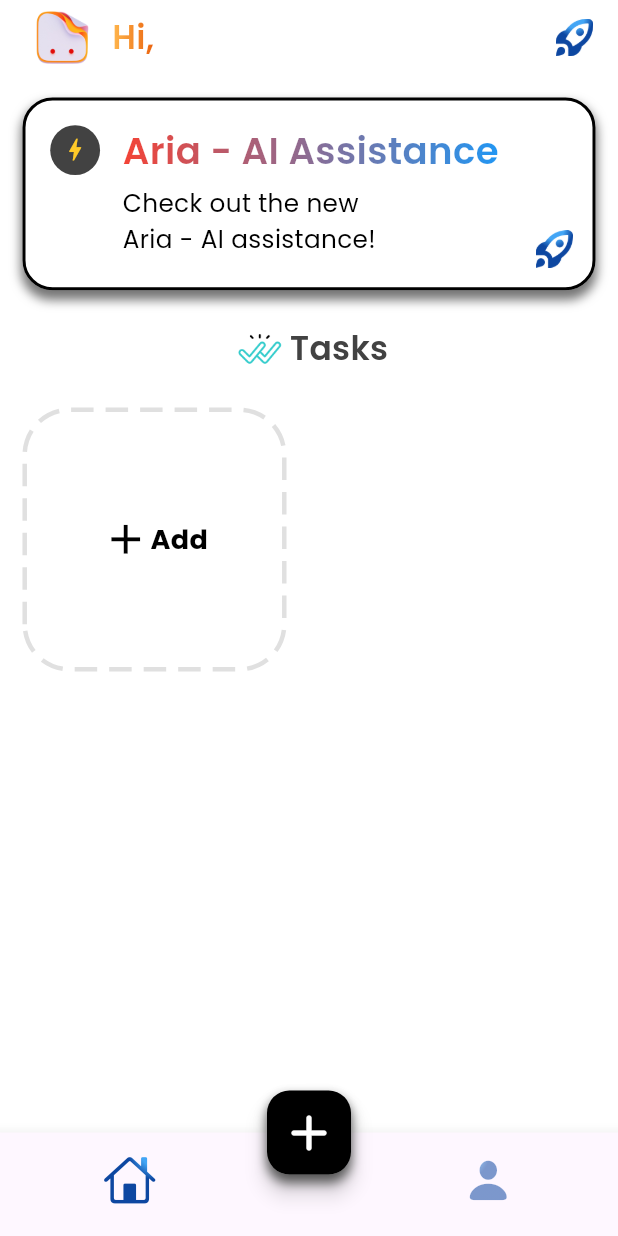
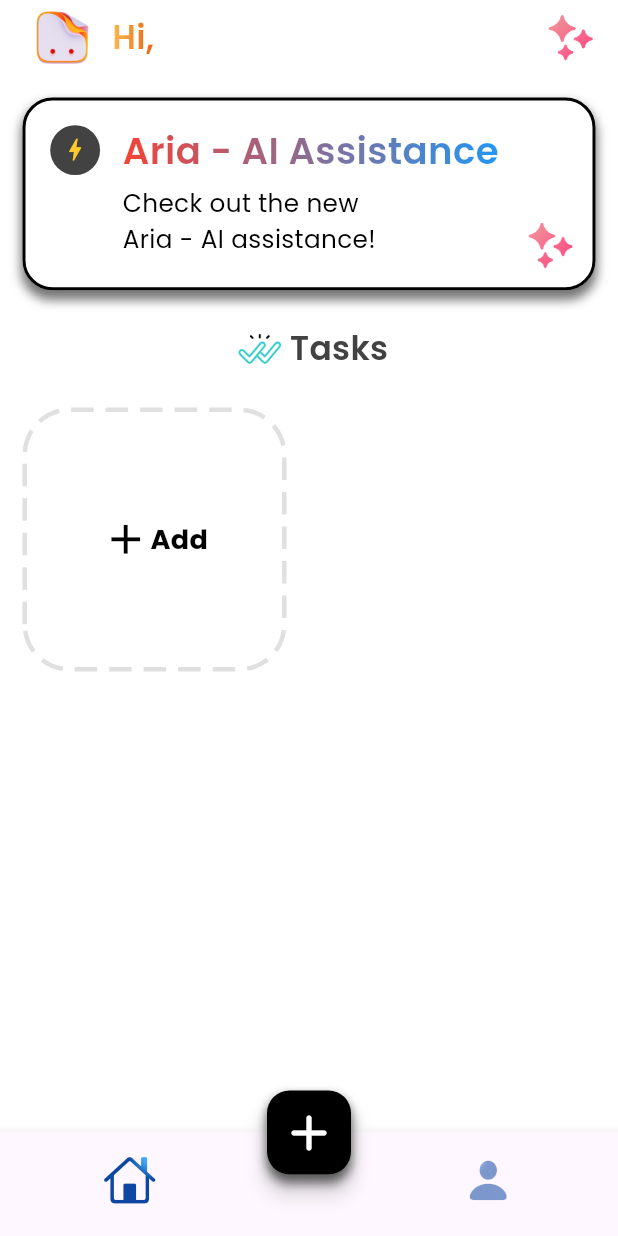
Before and after one commit to The-Naveen-Chandra/Taskify-Flutter, a Flutter app: the HomePage screen opened directly, on a phone screen of 412 x 824 dp. Run offline on Flutter 3.47's test engine with Material 3 defaults, Android fonts, the phone set to English and light mode, and no system bars; drawn by our look-alikes of dotted_border; our stand-ins replace bloc, cloud_firestore, dio, equatable, firebase_auth, firebase_core and 10 more; accounts and stored records are empty.

Commit message:
Changes: Logo changed

```diff
--- a/lib/app/modules/home/view.dart
+++ b/lib/app/modules/home/view.dart
@@ -120,17 +120,7 @@ class HomePage extends GetView<HomeController> {
                         ),
 
                         // AI assistance logo
-                        ShaderMask(
-                          blendMode: BlendMode.srcIn,
-                          shaderCallback: (Rect bounds) => RadialGradient(
-                            center: Alignment.topCenter,
-                            stops: const [.5, 1],
-                            colors: [
-                              Colors.blue.shade400,
-                              Colors.blue.shade900,
-                            ],
-                          ).createShader(bounds),
-                          child: GestureDetector(
+                        GestureDetector(
                           onTap: () {
                             Navigator.push(
                               context,
@@ -140,10 +130,9 @@ class HomePage extends GetView<HomeController> {
                             );
                           },
                           child: Image.asset(
-                              "assets/images/rocket-lunch.png",
-                              width: 25,
-                              height: 25,
-                            ),
+                            "assets/images/aria-ai.png",
+                            width: 30,
+                            height: 30,
                           ),
                         ),
                       ],
--- a/lib/app/modules/home/widgets/info_cards.dart
+++ b/lib/app/modules/home/widgets/info_cards.dart
@@ -159,17 +159,7 @@ class InfoCards extends StatelessWidget {
                         iconBottom,
                         color: Colors.white,
                       )
-                    : ShaderMask(
-                        blendMode: BlendMode.srcIn,
-                        shaderCallback: (Rect bounds) => RadialGradient(
-                          center: Alignment.topCenter,
-                          stops: const [.5, 1],
-                          colors: [
-                            Colors.blue.shade400,
-                            Colors.blue.shade900,
-                          ],
-                        ).createShader(bounds),
-                        child: GestureDetector(
+                    : GestureDetector(
                         onTap: () => Navigator.push(
                           context,
                           MaterialPageRoute(
@@ -177,10 +167,9 @@ class InfoCards extends StatelessWidget {
                           ),
                         ),
                         child: Image.asset(
-                            "assets/images/rocket-lunch.png",
-                            width: 25,
-                            height: 25,
-                          ),
+                          "assets/images/aria-ai.png",
+                          width: 30,
+                          height: 30,
                         ),
                       ),
               ),
```
Lines whose indentation alone changed are shown as unchanged.
